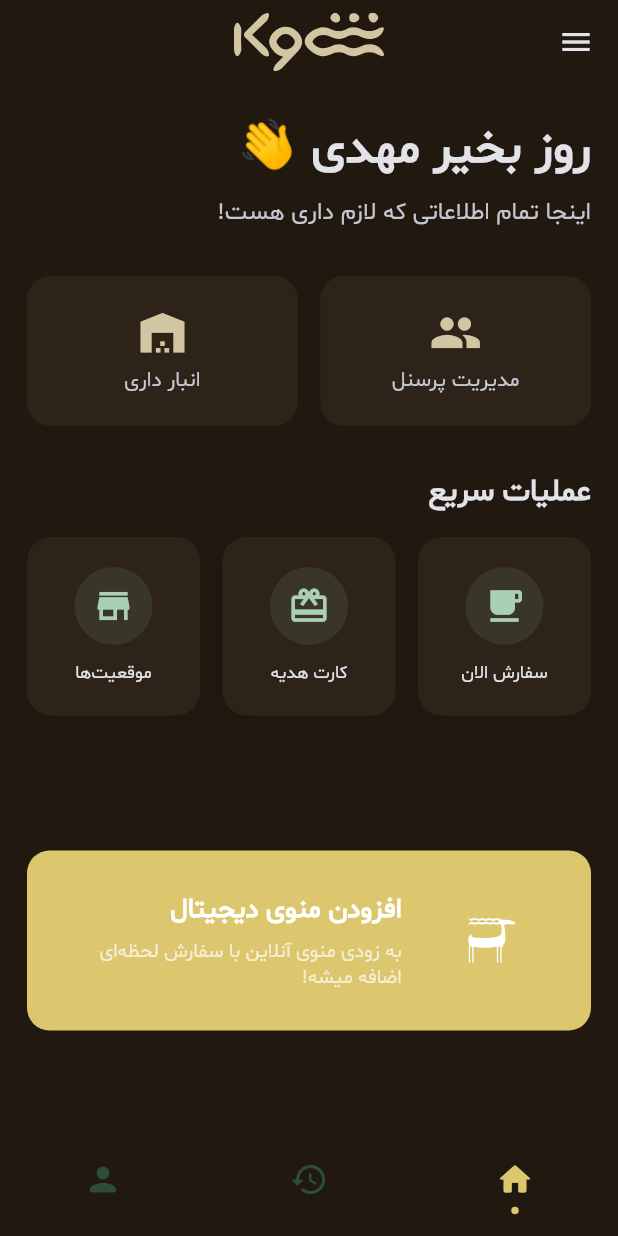
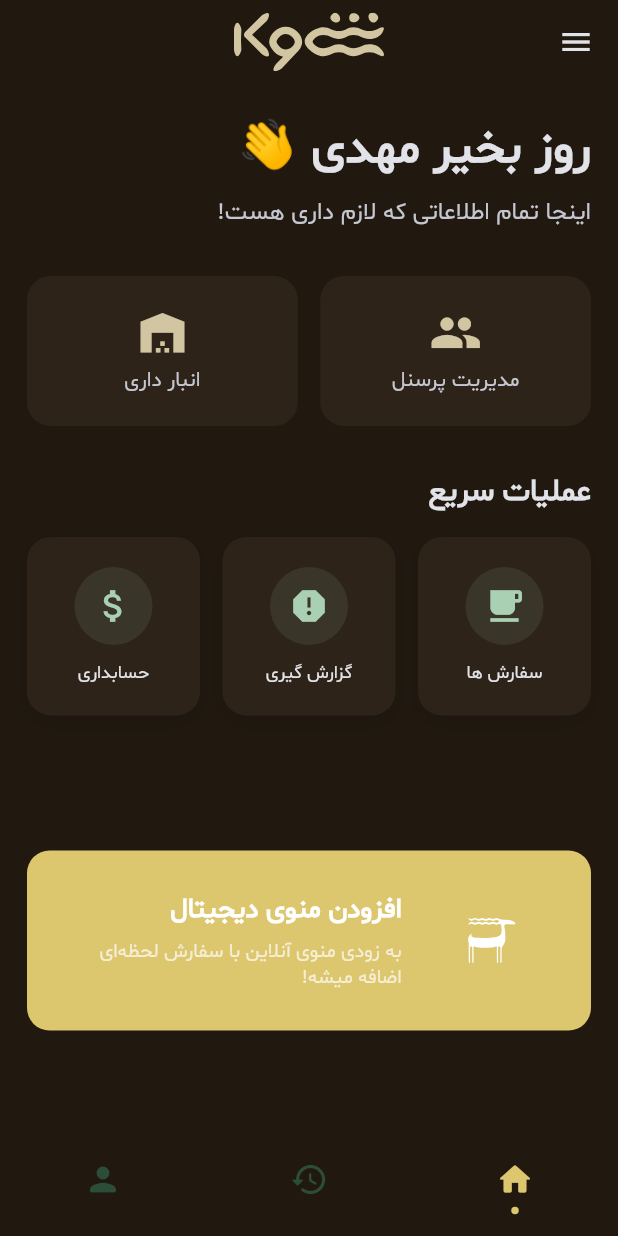
Before and after one commit to mahdi-dfr/cafe-management-app, a Flutter app: the screen it shows after launch, on a phone screen of 412 x 824 dp. Run offline on Flutter 3.47's test engine with Material 3 defaults, Android fonts, the phone set to English and light mode, and no system bars; drawn by our look-alikes of flutter_animate, persistent_bottom_nav_bar; our stand-ins replace dropdown_button2, flutter_svg, get, loading_animation_widget.

Commit message:
[FIX] fix some text issue

```diff
--- a/lib/feature/home/presenation/widgets/quick_actions_section.dart
+++ b/lib/feature/home/presenation/widgets/quick_actions_section.dart
@@ -26,23 +26,23 @@ class QuickActionsSection extends StatelessWidget {
             Expanded(
               child: ActionCard(
                 icon: Icons.local_cafe,
-                title: 'سفارش الان',
+                title: 'سفارش ها',
                 color: AppColors.info,
               ),
             ),
             const SizedBox(width: 15),
             Expanded(
               child: ActionCard(
-                icon: Icons.card_giftcard,
-                title: 'کارت هدیه',
+                icon: Icons.report,
+                title: 'گزارش گیری',
                 color: AppColors.info,
               ),
             ),
             const SizedBox(width: 15),
             Expanded(
               child: ActionCard(
-                icon: Icons.store,
-                title: 'موقعیت‌ها',
+                icon: Icons.attach_money_outlined,
+                title: 'حسابداری',
                 color: AppColors.info,
               ),
             ),
```
